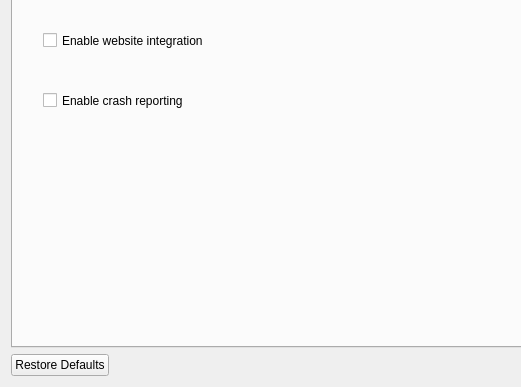
Qt form ui/settingsdialog.ui (yani/keeperfx-launcher-qt) before a commit; both pictures show x 0 to 521 and y 157 to 544 of the 871 by 544 pixel window.
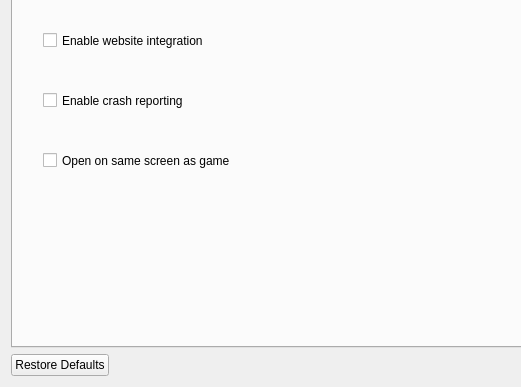
The same form after that commit. The open tabs and pages were chosen to show the change. Icons and pictures are not drawn.

Commit message: allow launcher to be opened on the same screen as the game

What changed in the file:
```diff
--- a/ui/settingsdialog.ui
+++ b/ui/settingsdialog.ui
@@ -1073,6 +1073,19 @@
         <string>Enable website integration</string>
        </property>
       </widget>
+      <widget class="QCheckBox" name="checkBoxOpenOnGameScreen">
+       <property name="geometry">
+        <rect>
+         <x>30</x>
+         <y>260</y>
+         <width>361</width>
+         <height>23</height>
+        </rect>
+       </property>
+       <property name="text">
+        <string>Open on same screen as game</string>
+       </property>
+      </widget>
      </widget>
      <widget class="QWidget" name="tab7_api">
       <attribute name="title">
```
The commit also changes 3 other files.
